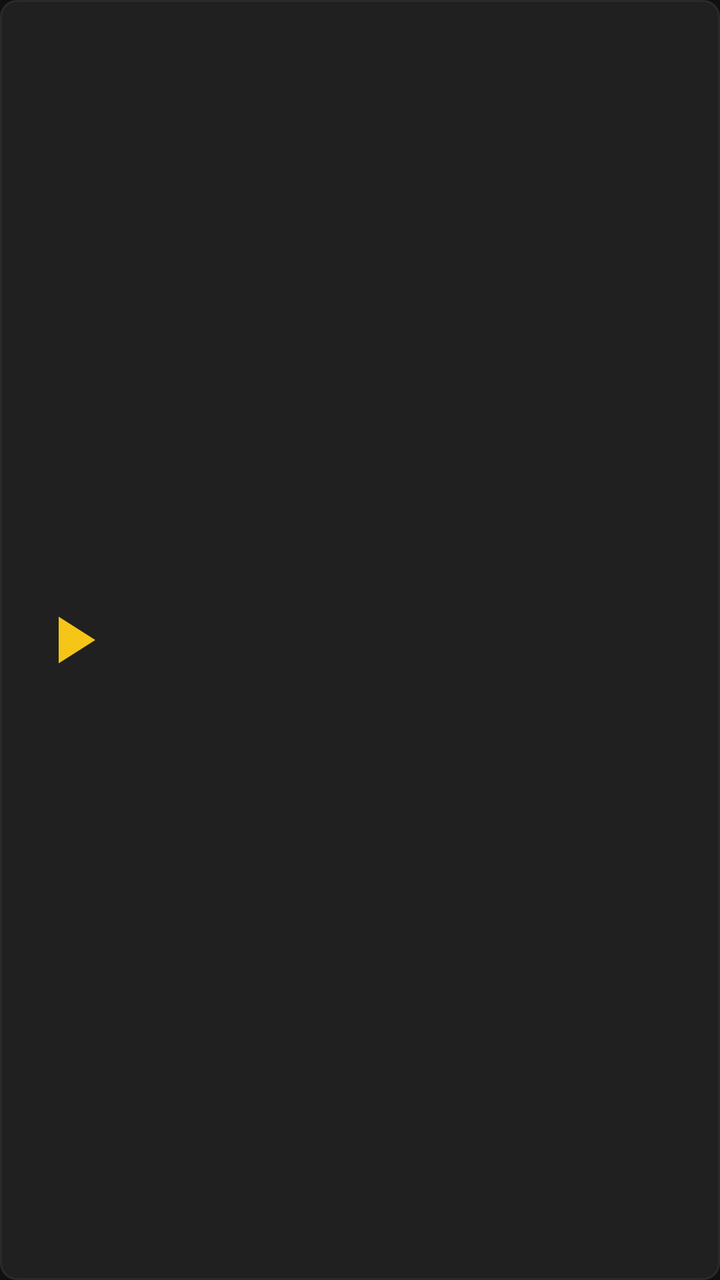
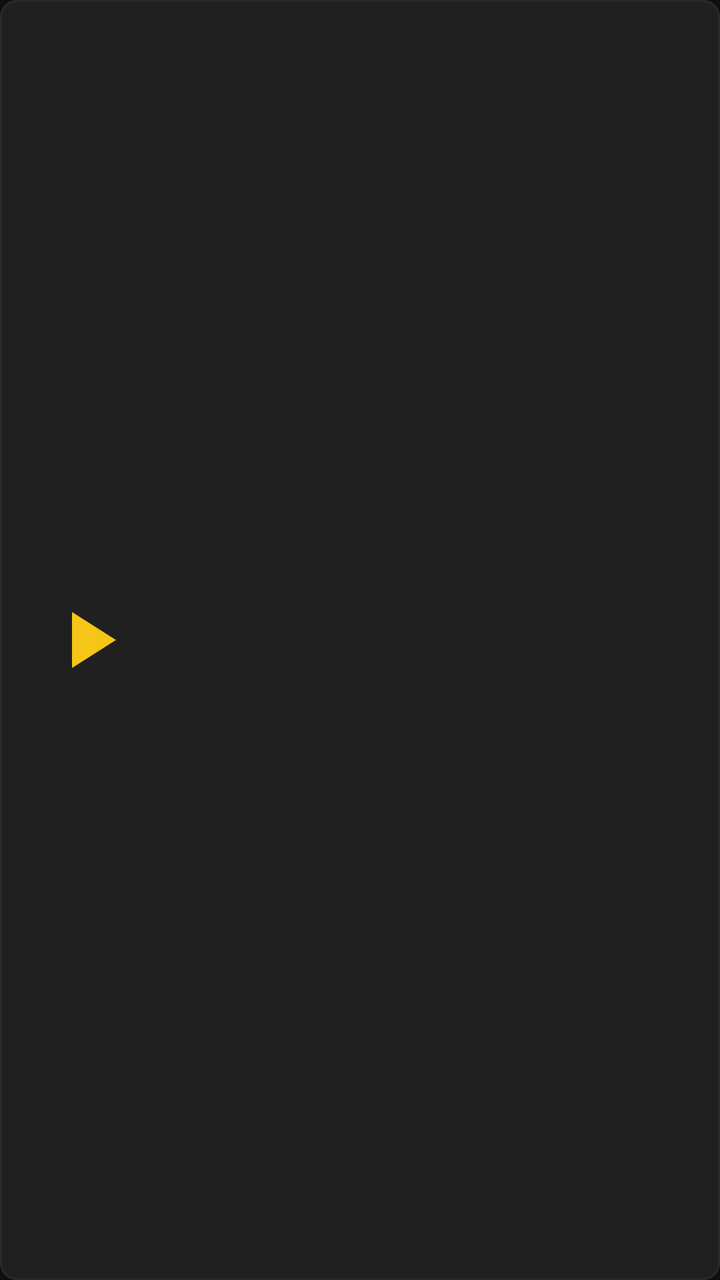

Screens rendered from an Android XML layout before and after an edit, with the pre-edit source and the edit as a unified diff.
<!-- AndroidManifest.xml: application theme Theme.ZenTV -->
<!-- res/layout/item_player_row.xml -->
<?xml version="1.0" encoding="utf-8"?>
<LinearLayout xmlns:android="http://schemas.android.com/apk/res/android"
    android:layout_width="match_parent"
    android:layout_height="wrap_content"
    android:layout_marginBottom="10dp"
    android:background="@drawable/bg_card_channel"
    android:clickable="true"
    android:focusable="true"
    android:focusableInTouchMode="true"
    android:gravity="center_vertical"
    android:orientation="horizontal"
    android:paddingStart="16dp"
    android:paddingTop="12dp"
    android:paddingEnd="16dp"
    android:paddingBottom="12dp">

    <ImageView
        android:id="@+id/iv_player_icon"
        android:layout_width="40dp"
        android:layout_height="40dp"
        android:contentDescription="Player Icon"
        android:scaleType="fitCenter"
        android:src="@drawable/ic_play" />

    <LinearLayout
        android:layout_width="0dp"
        android:layout_height="wrap_content"
        android:layout_marginStart="16dp"
        android:layout_weight="1"
        android:orientation="vertical">

        <TextView
            android:id="@+id/tv_player_name"
            android:layout_width="wrap_content"
            android:layout_height="wrap_content"
            android:ellipsize="end"
            android:maxLines="1"
            android:textColor="@color/zen_text_primary"
            android:textSize="17sp"
            android:textStyle="bold" />

        <TextView
            android:id="@+id/tv_player_pkg"
            android:layout_width="wrap_content"
            android:layout_height="wrap_content"
            android:layout_marginTop="2dp"
            android:ellipsize="end"
            android:maxLines="1"
            android:textColor="@color/zen_text_secondary"
            android:textSize="12sp" />
    </LinearLayout>

    <TextView
        android:id="@+id/tv_player_selected"
        android:layout_width="wrap_content"
        android:layout_height="wrap_content"
        android:background="@drawable/bg_badge"
        android:text="SELECTED"
        android:textColor="@color/zen_yellow"
        android:textSize="12sp"
        android:textStyle="bold"
        android:visibility="gone" />

</LinearLayout>
<!-- resources referenced by this layout -->
<resources>
  <color name="zen_text_primary">#FFFFFF</color>
  <color name="zen_text_secondary">#AAAAAA</color>
  <color name="zen_yellow">#F5C518</color>
  <!-- drawable bg_badge (drawable) -->
  <?xml version="1.0" encoding="utf-8"?>
  <shape xmlns:android="http://schemas.android.com/apk/res/android"
      android:shape="rectangle">
      <solid android:color="@color/zen_surface" />
      <corners android:radius="4dp" />
      <stroke
          android:width="1dp"
          android:color="@color/zen_border_unfocused" />
      <padding
          android:bottom="2dp"
          android:left="6dp"
          android:right="6dp"
          android:top="2dp" />
  </shape>
  <!-- drawable bg_card_channel (drawable) -->
  <?xml version="1.0" encoding="utf-8"?>
  <selector xmlns:android="http://schemas.android.com/apk/res/android">
      <item android:state_focused="true">
          <shape android:shape="rectangle">
              <solid android:color="@color/zen_surface_focused" />
              <corners android:radius="8dp" />
              <stroke android:width="2.5dp" android:color="@color/zen_yellow" />
          </shape>
      </item>
      <item>
          <shape android:shape="rectangle">
              <solid android:color="@color/zen_surface_card" />
              <corners android:radius="8dp" />
              <stroke android:width="1dp" android:color="@color/zen_border_unfocused" />
          </shape>
      </item>
  </selector>
  <!-- drawable ic_play (drawable) -->
  <?xml version="1.0" encoding="utf-8"?>
  <vector xmlns:android="http://schemas.android.com/apk/res/android"
      android:width="24dp"
      android:height="24dp"
      android:viewportWidth="24"
      android:viewportHeight="24">
      <path
          android:fillColor="#F5C518"
          android:pathData="M8,5v14l11,-7z" />
  </vector>
  <style name="Theme.ZenTV" parent="Theme.Leanback">
          <item name="android:windowBackground">@color/zen_bg</item>
          <item name="android:colorBackground">@color/zen_bg</item>
          <item name="android:colorPrimary">@color/zen_yellow</item>
          <item name="android:colorAccent">@color/zen_yellow</item>
          <item name="android:textColorPrimary">@color/zen_text_primary</item>
          <item name="android:textColorSecondary">@color/zen_text_secondary</item>
          <item name="android:windowNoTitle">true</item>
          <item name="android:windowActionBar">false</item>
      </style>
  <color name="zen_surface">#181818</color>
  <color name="zen_border_unfocused">#2A2A2A</color>
  <color name="zen_surface_focused">#2C2C2C</color>
  <color name="zen_surface_card">#202020</color>
  <color name="zen_bg">#101010</color>
</resources>

<!-- the commit's change to res/layout/item_player_row.xml (unified diff, before → after) -->
@@ -2,22 +2,22 @@
 <LinearLayout xmlns:android="http://schemas.android.com/apk/res/android"
     android:layout_width="match_parent"
     android:layout_height="wrap_content"
-    android:layout_marginBottom="10dp"
+    android:layout_margin="8dp"
     android:background="@drawable/bg_card_channel"
     android:clickable="true"
     android:focusable="true"
     android:focusableInTouchMode="true"
     android:gravity="center_vertical"
     android:orientation="horizontal"
-    android:paddingStart="16dp"
-    android:paddingTop="12dp"
-    android:paddingEnd="16dp"
-    android:paddingBottom="12dp">
+    android:paddingStart="20dp"
+    android:paddingTop="16dp"
+    android:paddingEnd="20dp"
+    android:paddingBottom="16dp">
 
     <ImageView
         android:id="@+id/iv_player_icon"
-        android:layout_width="40dp"
-        android:layout_height="40dp"
+        android:layout_width="48dp"
+        android:layout_height="48dp"
         android:contentDescription="Player Icon"
         android:scaleType="fitCenter"
         android:src="@drawable/ic_play" />
@@ -25,7 +25,7 @@
     <LinearLayout
         android:layout_width="0dp"
         android:layout_height="wrap_content"
-        android:layout_marginStart="16dp"
+        android:layout_marginStart="18dp"
         android:layout_weight="1"
         android:orientation="vertical">
 
@@ -36,18 +36,18 @@
             android:ellipsize="end"
             android:maxLines="1"
             android:textColor="@color/zen_text_primary"
-            android:textSize="17sp"
+            android:textSize="18sp"
             android:textStyle="bold" />
 
         <TextView
             android:id="@+id/tv_player_pkg"
             android:layout_width="wrap_content"
             android:layout_height="wrap_content"
-            android:layout_marginTop="2dp"
+            android:layout_marginTop="3dp"
             android:ellipsize="end"
             android:maxLines="1"
             android:textColor="@color/zen_text_secondary"
-            android:textSize="12sp" />
+            android:textSize="13sp" />
     </LinearLayout>
 
     <TextView
@@ -55,9 +55,11 @@
         android:layout_width="wrap_content"
         android:layout_height="wrap_content"
         android:background="@drawable/bg_badge"
+        android:paddingStart="12dp"
+        android:paddingEnd="12dp"
         android:text="SELECTED"
         android:textColor="@color/zen_yellow"
-        android:textSize="12sp"
+        android:textSize="13sp"
         android:textStyle="bold"
         android:visibility="gone" />
 
